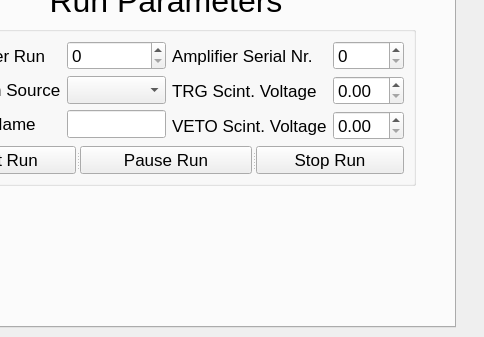
Above: gui.ui from ethz-aps/CCD_Setup_SW before the change; both pictures show x 104 to 588 and y 435 to 772 of the 1094 by 772 pixel window. Below: the same form after it.
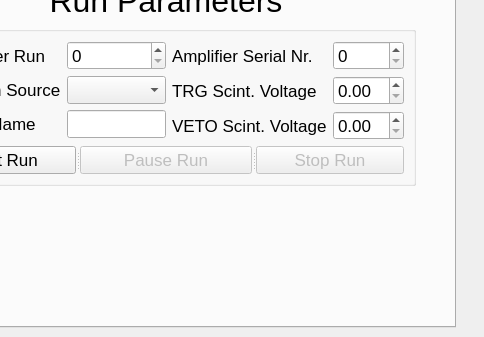
That is the form after the change. Custom widgets are drawn as their Qt base class.

Commit message: auto filling config values into the gui at startup

```diff
--- a/gui.ui
+++ b/gui.ui
@@ -589,11 +589,17 @@
                       </property>
                      </widget>
                      <widget class="QPushButton" name="pauseRun">
+                      <property name="enabled">
+                       <bool>false</bool>
+                      </property>
                       <property name="text">
                        <string>Pause Run</string>
                       </property>
                      </widget>
                      <widget class="QPushButton" name="stopRun">
+                      <property name="enabled">
+                       <bool>false</bool>
+                      </property>
                       <property name="text">
                        <string>Stop Run</string>
                       </property>
```
The commit also changes 4 other files.
